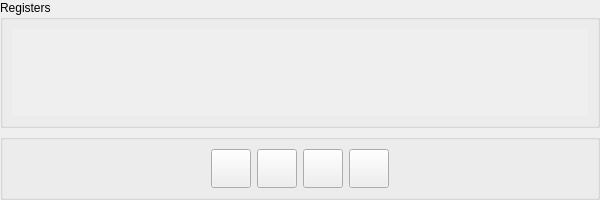
Above: gui/control.ui from dimitry-ishenko-casparcg/pbus2amcp before the change. Below: the same form after it.
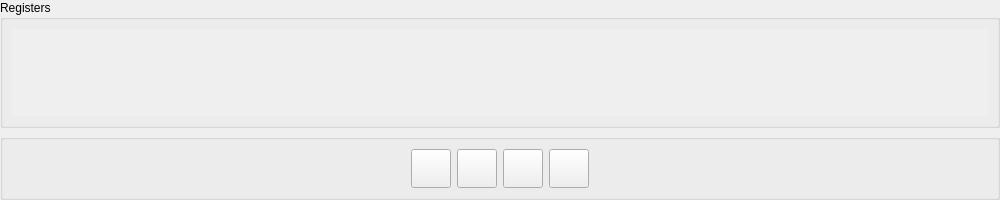
That is the form after the change. Icons and pictures are not drawn.

```diff
--- a/gui/control.ui
+++ b/gui/control.ui
@@ -6,7 +6,7 @@
    <rect>
     <x>0</x>
     <y>0</y>
-    <width>600</width>
+    <width>1000</width>
     <height>200</height>
    </rect>
   </property>
@@ -45,7 +45,7 @@
           <rect>
            <x>0</x>
            <y>0</y>
-           <width>584</width>
+           <width>984</width>
            <height>86</height>
           </rect>
          </property>
```
